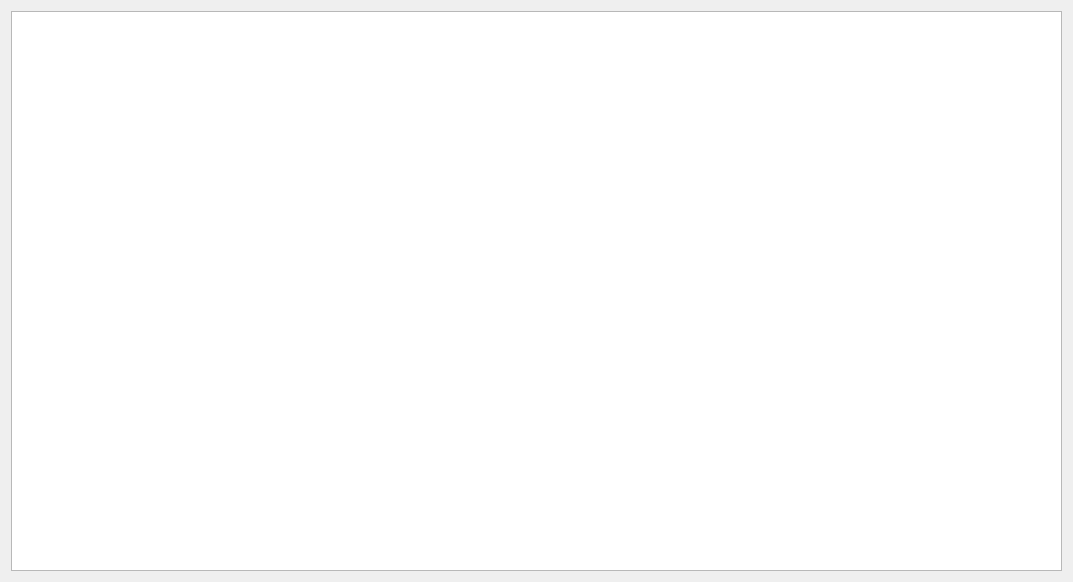
Qt form Project/src/network/sub_server/SubServer/subserver.ui (AndaCondaa/Dental_Imaging_SW_System) before a commit.
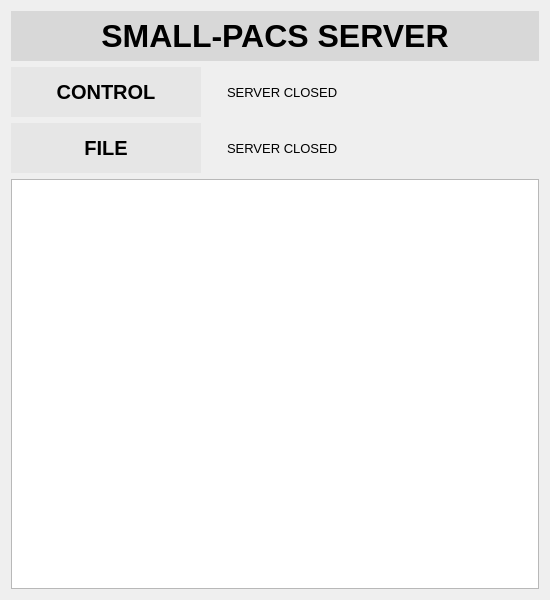
The same form after that commit.

Diff of the .ui file:
```diff
--- a/Project/src/network/sub_server/SubServer/subserver.ui
+++ b/Project/src/network/sub_server/SubServer/subserver.ui
@@ -6,8 +6,8 @@
    <rect>
     <x>0</x>
     <y>0</y>
-    <width>1073</width>
-    <height>582</height>
+    <width>550</width>
+    <height>600</height>
    </rect>
   </property>
   <property name="windowTitle">
@@ -15,14 +15,178 @@
   </property>
   <layout class="QGridLayout" name="gridLayout">
    <item row="0" column="0">
-    <widget class="QTextEdit" name="logEdit">
-     <property name="undoRedoEnabled">
-      <bool>false</bool>
-     </property>
-     <property name="readOnly">
-      <bool>true</bool>
-     </property>
-    </widget>
+    <layout class="QVBoxLayout" name="verticalLayout">
+     <item>
+      <widget class="QLabel" name="label_4">
+       <property name="minimumSize">
+        <size>
+         <width>0</width>
+         <height>50</height>
+        </size>
+       </property>
+       <property name="font">
+        <font>
+         <pointsize>24</pointsize>
+         <bold>true</bold>
+        </font>
+       </property>
+       <property name="styleSheet">
+        <string notr="true">background-color: rgb(216, 216, 216);</string>
+       </property>
+       <property name="text">
+        <string>SMALL-PACS SERVER</string>
+       </property>
+       <property name="alignment">
+        <set>Qt::AlignCenter</set>
+       </property>
+       <property name="indent">
+        <number>20</number>
+       </property>
+      </widget>
+     </item>
+     <item>
+      <layout class="QHBoxLayout" name="horizontalLayout">
+       <item>
+        <widget class="QLabel" name="label_2">
+         <property name="minimumSize">
+          <size>
+           <width>0</width>
+           <height>50</height>
+          </size>
+         </property>
+         <property name="maximumSize">
+          <size>
+           <width>190</width>
+           <height>16777215</height>
+          </size>
+         </property>
+         <property name="font">
+          <font>
+           <pointsize>15</pointsize>
+           <bold>true</bold>
+          </font>
+         </property>
+         <property name="styleSheet">
+          <string notr="true">background-color: rgb(230, 230, 230);</string>
+         </property>
+         <property name="text">
+          <string>CONTROL</string>
+         </property>
+         <property name="alignment">
+          <set>Qt::AlignCenter</set>
+         </property>
+         <property name="indent">
+          <number>20</number>
+         </property>
+        </widget>
+       </item>
+       <item>
+        <widget class="QLabel" name="controlLabel">
+         <property name="minimumSize">
+          <size>
+           <width>0</width>
+           <height>50</height>
+          </size>
+         </property>
+         <property name="font">
+          <font>
+           <pointsize>10</pointsize>
+           <bold>false</bold>
+          </font>
+         </property>
+         <property name="styleSheet">
+          <string notr="true"/>
+         </property>
+         <property name="text">
+          <string>SERVER CLOSED</string>
+         </property>
+         <property name="alignment">
+          <set>Qt::AlignLeading|Qt::AlignLeft|Qt::AlignVCenter</set>
+         </property>
+         <property name="indent">
+          <number>20</number>
+         </property>
+        </widget>
+       </item>
+      </layout>
+     </item>
+     <item>
+      <layout class="QHBoxLayout" name="horizontalLayout_2">
+       <item>
+        <widget class="QLabel" name="label_3">
+         <property name="minimumSize">
+          <size>
+           <width>0</width>
+           <height>50</height>
+          </size>
+         </property>
+         <property name="maximumSize">
+          <size>
+           <width>190</width>
+           <height>16777215</height>
+          </size>
+         </property>
+         <property name="font">
+          <font>
+           <pointsize>15</pointsize>
+           <bold>true</bold>
+          </font>
+         </property>
+         <property name="styleSheet">
+          <string notr="true">background-color: rgb(230, 230, 230);</string>
+         </property>
+         <property name="text">
+          <string>FILE</string>
+         </property>
+         <property name="alignment">
+          <set>Qt::AlignCenter</set>
+         </property>
+         <property name="indent">
+          <number>20</number>
+         </property>
+        </widget>
+       </item>
+       <item>
+        <widget class="QLabel" name="fileLabel">
+         <property name="minimumSize">
+          <size>
+           <width>0</width>
+           <height>50</height>
+          </size>
+         </property>
+         <property name="font">
+          <font>
+           <pointsize>10</pointsize>
+           <bold>false</bold>
+          </font>
+         </property>
+         <property name="styleSheet">
+          <string notr="true"/>
+         </property>
+         <property name="text">
+          <string>SERVER CLOSED</string>
+         </property>
+         <property name="alignment">
+          <set>Qt::AlignLeading|Qt::AlignLeft|Qt::AlignVCenter</set>
+         </property>
+         <property name="indent">
+          <number>20</number>
+         </property>
+        </widget>
+       </item>
+      </layout>
+     </item>
+     <item>
+      <widget class="QTextEdit" name="logEdit">
+       <property name="undoRedoEnabled">
+        <bool>false</bool>
+       </property>
+       <property name="readOnly">
+        <bool>true</bool>
+       </property>
+      </widget>
+     </item>
+    </layout>
    </item>
   </layout>
  </widget>
```
Left out of the diff: 6 changed lines with no effect on the pictures.
